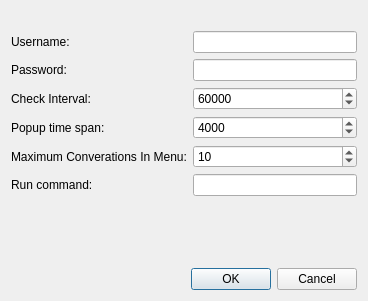
Above: dialog_options.ui from eteran/qgmailnotifier before the change. Below: the same form after it.
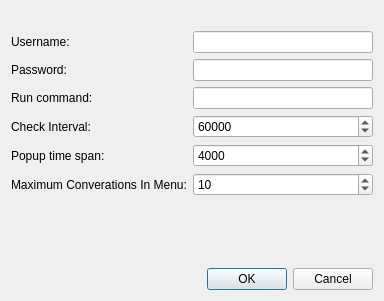
That is the form after the change. Icons and pictures are not drawn.

Commit message: Add tooltips to options dialog interface.

The edit to the form file:
```diff
--- a/dialog_options.ui
+++ b/dialog_options.ui
@@ -6,7 +6,7 @@
    <rect>
     <x>0</x>
     <y>0</y>
-    <width>368</width>
+    <width>384</width>
     <height>301</height>
    </rect>
   </property>
@@ -14,6 +14,23 @@
    <string>QGmailNotifier Options</string>
   </property>
   <layout class="QGridLayout" name="gridLayout">
+   <item row="5" column="0">
+    <widget class="QLabel" name="label_3">
+     <property name="text">
+      <string>Check Interval:</string>
+     </property>
+    </widget>
+   </item>
+   <item row="2" column="1">
+    <widget class="QLineEdit" name="txtUser">
+     <property name="sizePolicy">
+      <sizepolicy hsizetype="MinimumExpanding" vsizetype="Fixed">
+       <horstretch>0</horstretch>
+       <verstretch>0</verstretch>
+      </sizepolicy>
+     </property>
+    </widget>
+   </item>
    <item row="0" column="0">
     <widget class="QLabel" name="label_6">
      <property name="text">
@@ -24,77 +41,14 @@
      </property>
     </widget>
    </item>
-   <item row="1" column="0">
-    <widget class="QLabel" name="label">
-     <property name="text">
-      <string>Username:</string>
-     </property>
-    </widget>
-   </item>
-   <item row="1" column="1">
-    <widget class="QLineEdit" name="txtUser">
-     <property name="sizePolicy">
-      <sizepolicy hsizetype="MinimumExpanding" vsizetype="Fixed">
-       <horstretch>0</horstretch>
-       <verstretch>0</verstretch>
-      </sizepolicy>
-     </property>
-    </widget>
-   </item>
    <item row="2" column="0">
-    <widget class="QLabel" name="label_2">
+    <widget class="QLabel" name="label">
      <property name="text">
-      <string>Password:</string>
+      <string>Username:</string>
      </property>
     </widget>
    </item>
-   <item row="2" column="1">
-    <widget class="QLineEdit" name="txtPass">
-     <property name="sizePolicy">
-      <sizepolicy hsizetype="MinimumExpanding" vsizetype="Fixed">
-       <horstretch>0</horstretch>
-       <verstretch>0</verstretch>
-      </sizepolicy>
-     </property>
-     <property name="echoMode">
-      <enum>QLineEdit::Password</enum>
-     </property>
-    </widget>
-   </item>
-   <item row="3" column="0">
-    <widget class="QLabel" name="label_3">
-     <property name="text">
-      <string>Check Interval:</string>
-     </property>
-    </widget>
-   </item>
-   <item row="3" column="1">
-    <widget class="QSpinBox" name="spnInterval">
-     <property name="sizePolicy">
-      <sizepolicy hsizetype="MinimumExpanding" vsizetype="Fixed">
-       <horstretch>0</horstretch>
-       <verstretch>0</verstretch>
-      </sizepolicy>
-     </property>
-     <property name="minimum">
-      <number>1000</number>
-     </property>
-     <property name="maximum">
-      <number>600000</number>
-     </property>
-     <property name="value">
-      <number>60000</number>
-     </property>
-    </widget>
-   </item>
-   <item row="4" column="0">
-    <widget class="QLabel" name="label_4">
-     <property name="text">
-      <string>Popup time span:</string>
-     </property>
-    </widget>
-   </item>
-   <item row="4" column="1">
+   <item row="6" column="1">
     <widget class="QSpinBox" name="spnPopup">
      <property name="sizePolicy">
       <sizepolicy hsizetype="MinimumExpanding" vsizetype="Fixed">
@@ -110,14 +64,14 @@
      </property>
     </widget>
    </item>
-   <item row="5" column="0">
+   <item row="7" column="0">
     <widget class="QLabel" name="label_5">
      <property name="text">
       <string>Maximum Converations In Menu:</string>
      </property>
     </widget>
    </item>
-   <item row="5" column="1">
+   <item row="7" column="1">
     <widget class="QSpinBox" name="spnConversation">
      <property name="sizePolicy">
       <sizepolicy hsizetype="MinimumExpanding" vsizetype="Fixed">
@@ -136,24 +90,7 @@
      </property>
     </widget>
    </item>
-   <item row="6" column="0">
-    <widget class="QLabel" name="label">
-     <property name="text">
-      <string>Run command:</string>
-     </property>
-    </widget>
-   </item>
-   <item row="6" column="1">
-    <widget class="QLineEdit" name="txtCommand">
-     <property name="sizePolicy">
-      <sizepolicy hsizetype="MinimumExpanding" vsizetype="Fixed">
-       <horstretch>0</horstretch>
-       <verstretch>0</verstretch>
-      </sizepolicy>
-     </property>
-    </widget>
-   </item>
-   <item row="7" column="1">
+   <item row="9" column="1">
     <spacer name="verticalSpacer">
      <property name="orientation">
       <enum>Qt::Vertical</enum>
@@ -166,7 +103,33 @@
      </property>
     </spacer>
    </item>
-   <item row="8" column="0" colspan="2">
+   <item row="5" column="1">
+    <widget class="QSpinBox" name="spnInterval">
+     <property name="sizePolicy">
+      <sizepolicy hsizetype="MinimumExpanding" vsizetype="Fixed">
+       <horstretch>0</horstretch>
+       <verstretch>0</verstretch>
+      </sizepolicy>
+     </property>
+     <property name="minimum">
+      <number>1000</number>
+     </property>
+     <property name="maximum">
+      <number>600000</number>
+     </property>
+     <property name="value">
+      <number>60000</number>
+     </property>
+    </widget>
+   </item>
+   <item row="6" column="0">
+    <widget class="QLabel" name="label_4">
+     <property name="text">
+      <string>Popup time span:</string>
+     </property>
+    </widget>
+   </item>
+   <item row="10" column="0" colspan="2">
     <widget class="QDialogButtonBox" name="buttonBox">
      <property name="orientation">
       <enum>Qt::Horizontal</enum>
@@ -176,6 +139,49 @@
      </property>
     </widget>
    </item>
+   <item row="3" column="1">
+    <widget class="QLineEdit" name="txtPass">
+     <property name="sizePolicy">
+      <sizepolicy hsizetype="MinimumExpanding" vsizetype="Fixed">
+       <horstretch>0</horstretch>
+       <verstretch>0</verstretch>
+      </sizepolicy>
+     </property>
+     <property name="echoMode">
+      <enum>QLineEdit::Password</enum>
+     </property>
+    </widget>
+   </item>
+   <item row="3" column="0">
+    <widget class="QLabel" name="label_2">
+     <property name="text">
+      <string>Password:</string>
+     </property>
+    </widget>
+   </item>
+   <item row="4" column="1">
+    <widget class="QLineEdit" name="txtCommand">
+     <property name="sizePolicy">
+      <sizepolicy hsizetype="MinimumExpanding" vsizetype="Fixed">
+       <horstretch>0</horstretch>
+       <verstretch>0</verstretch>
+      </sizepolicy>
+     </property>
+     <property name="text">
+      <string/>
+     </property>
+    </widget>
+   </item>
+   <item row="4" column="0">
+    <widget class="QLabel" name="label_1">
+     <property name="toolTip">
+      <string>&lt;html&gt;&lt;head/&gt;&lt;body&gt;&lt;p&gt;Example: chromium --app=&amp;quot;$url&amp;quot;&lt;/p&gt;&lt;p&gt;Leave it empty for open in default browser.&lt;/p&gt;&lt;/body&gt;&lt;/html&gt;</string>
+     </property>
+     <property name="text">
+      <string>Run command:</string>
+     </property>
+    </widget>
+   </item>
   </layout>
  </widget>
  <resources>
```
